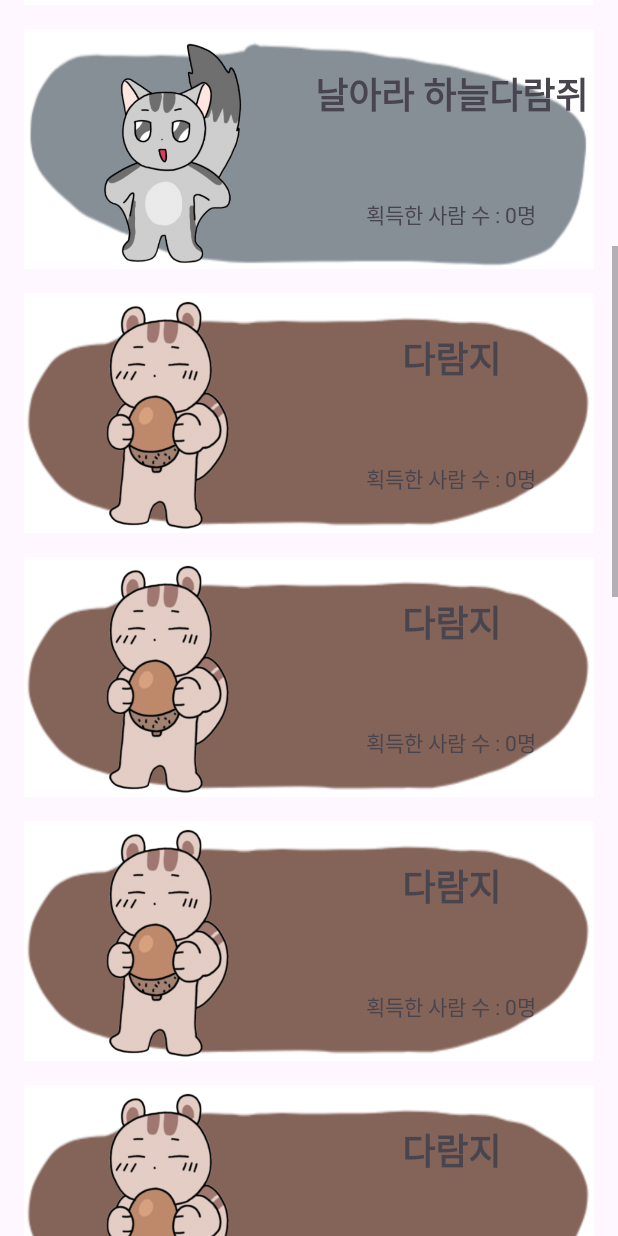
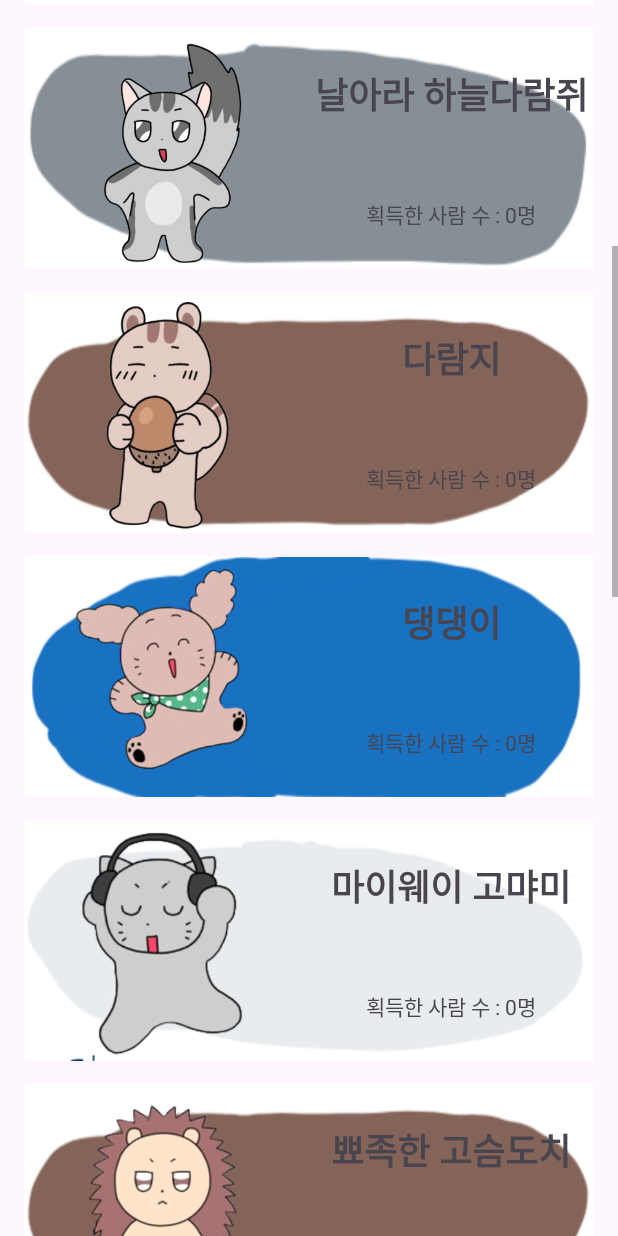
Before and after one commit to jinii9/7_androidStudio_project, an Android app: the ResultStatisticActivity screen opened directly, with no data from a screen before it, scrolled down 576 dp, on a phone screen of 412 x 824 dp. Run offline under Robolectric (Android 15) with nearby library versions, the phone set to English and light mode, and no system bars; 1 statement that could not run was skipped.

Commit message:
feat: result 페이지 xml 구현

```diff
--- a/app/src/main/res/layout/activity_result_statistic.xml
+++ b/app/src/main/res/layout/activity_result_statistic.xml
@@ -236,7 +236,93 @@
 
         </LinearLayout>
 
-        <!-- 6.  -->
+        <!-- 6. 댕댕이 -->
+        <LinearLayout
+            android:layout_width="match_parent"
+            android:layout_height="160dp"
+            android:layout_marginBottom="16dp"
+            android:orientation="horizontal"
+            android:background="@drawable/bg_blue">
+
+            <ImageView
+                android:id="@+id/imageView"
+                android:layout_width="160dp"
+                android:layout_height="160dp"
+                android:layout_weight="1"
+                android:src="@drawable/dangdang_profile" />
+
+            <LinearLayout
+                android:layout_width="160dp"
+                android:layout_height="160dp"
+                android:layout_weight="1"
+                android:orientation="vertical">
+
+                <TextView
+                    android:id="@+id/textView2"
+                    android:layout_width="match_parent"
+                    android:layout_height="wrap_content"
+                    android:layout_weight="1"
+                    android:gravity="center"
+                    android:text="댕댕이"
+                    android:textAlignment="center"
+                    android:textSize="24sp"
+                    android:textStyle="bold" />
+
+                <TextView
+                    android:id="@+id/textView8"
+                    android:layout_width="match_parent"
+                    android:layout_height="wrap_content"
+                    android:layout_weight="1"
+                    android:gravity="center"
+                    android:text="획득한 사람 수 : 0명" />
+            </LinearLayout>
+
+        </LinearLayout>
+
+        <!-- 7. 마이웨이 고먀미 -->
+        <LinearLayout
+            android:layout_width="match_parent"
+            android:layout_height="160dp"
+            android:layout_marginBottom="16dp"
+            android:orientation="horizontal"
+            android:background="@drawable/bg_gray">
+
+            <ImageView
+                android:id="@+id/imageView"
+                android:layout_width="160dp"
+                android:layout_height="160dp"
+                android:layout_weight="1"
+                android:src="@drawable/myway_cat_profile" />
+
+            <LinearLayout
+                android:layout_width="160dp"
+                android:layout_height="160dp"
+                android:layout_weight="1"
+                android:orientation="vertical">
+
+                <TextView
+                    android:id="@+id/textView2"
+                    android:layout_width="match_parent"
+                    android:layout_height="wrap_content"
+                    android:layout_weight="1"
+                    android:gravity="center"
+                    android:text="마이웨이 고먀미"
+                    android:textAlignment="center"
+                    android:textSize="24sp"
+                    android:textStyle="bold" />
+
+                <TextView
+                    android:id="@+id/textView9"
+                    android:layout_width="match_parent"
+                    android:layout_height="wrap_content"
+                    android:layout_weight="1"
+                    android:gravity="center"
+                    android:text="획득한 사람 수 : 0명" />
+            </LinearLayout>
+
+        </LinearLayout>
+
+        <!-- 8 번째 동물 카드 -->
         <LinearLayout
             android:layout_width="match_parent"
             android:layout_height="160dp"
@@ -249,7 +335,136 @@
                 android:layout_width="160dp"
                 android:layout_height="160dp"
                 android:layout_weight="1"
-                android:src="@drawable/daramg_profile" />
+                android:src="@drawable/sharp_go_profile" />
+
+            <LinearLayout
+                android:layout_width="160dp"
+                android:layout_height="160dp"
+                android:layout_weight="1"
+                android:orientation="vertical">
+
+                <TextView
+                    android:id="@+id/textView2"
+                    android:layout_width="match_parent"
+                    android:layout_height="wrap_content"
+                    android:layout_weight="1"
+                    android:gravity="center"
+                    android:text="뾰족한 고슴도치"
+                    android:textAlignment="center"
+                    android:textSize="24sp"
+                    android:textStyle="bold" />
+
+                <TextView
+                    android:id="@+id/textView10"
+                    android:layout_width="match_parent"
+                    android:layout_height="wrap_content"
+                    android:layout_weight="1"
+                    android:gravity="center"
+                    android:text="획득한 사람 수 : 0명" />
+            </LinearLayout>
+
+        </LinearLayout>
+
+        <!-- 9. 소심한 고영이 -->
+        <LinearLayout
+            android:layout_width="match_parent"
+            android:layout_height="160dp"
+            android:layout_marginBottom="16dp"
+            android:orientation="horizontal"
+            android:background="@drawable/bg_dark_gray">
+
+            <ImageView
+                android:id="@+id/imageView"
+                android:layout_width="160dp"
+                android:layout_height="160dp"
+                android:layout_weight="1"
+                android:src="@drawable/sosim_go_profile" />
+
+            <LinearLayout
+                android:layout_width="160dp"
+                android:layout_height="160dp"
+                android:layout_weight="1"
+                android:orientation="vertical">
+
+                <TextView
+                    android:id="@+id/textView2"
+                    android:layout_width="match_parent"
+                    android:layout_height="wrap_content"
+                    android:layout_weight="1"
+                    android:gravity="center"
+                    android:text="소심한 고영이"
+                    android:textAlignment="center"
+                    android:textSize="24sp"
+                    android:textStyle="bold" />
+
+                <TextView
+                    android:id="@+id/textView11"
+                    android:layout_width="match_parent"
+                    android:layout_height="wrap_content"
+                    android:layout_weight="1"
+                    android:gravity="center"
+                    android:text="획득한 사람 수 : 0명" />
+            </LinearLayout>
+
+        </LinearLayout>
+
+        <!-- 10. 스껄한 영우 -->
+        <LinearLayout
+            android:layout_width="match_parent"
+            android:layout_height="160dp"
+            android:layout_marginBottom="16dp"
+            android:orientation="horizontal"
+            android:background="@drawable/bg_fox">
+
+            <ImageView
+                android:id="@+id/imageView"
+                android:layout_width="160dp"
+                android:layout_height="160dp"
+                android:layout_weight="1"
+                android:src="@drawable/skur_fox_profile" />
+
+            <LinearLayout
+                android:layout_width="160dp"
+                android:layout_height="160dp"
+                android:layout_weight="1"
+                android:orientation="vertical">
+
+                <TextView
+                    android:id="@+id/textView2"
+                    android:layout_width="match_parent"
+                    android:layout_height="wrap_content"
+                    android:layout_weight="1"
+                    android:gravity="center"
+                    android:text="스껄한 여우"
+                    android:textAlignment="center"
+                    android:textSize="24sp"
+                    android:textStyle="bold" />
+
+                <TextView
+                    android:id="@+id/textView12"
+                    android:layout_width="match_parent"
+                    android:layout_height="wrap_content"
+                    android:layout_weight="1"
+                    android:gravity="center"
+                    android:text="획득한 사람 수 : 0명" />
+            </LinearLayout>
+
+        </LinearLayout>
+
+        <!-- 11. 시고르자브종 -->
+        <LinearLayout
+            android:layout_width="match_parent"
+            android:layout_height="160dp"
+            android:layout_marginBottom="16dp"
+            android:orientation="horizontal"
+            android:background="@drawable/bg_gray">
+
+            <ImageView
+                android:id="@+id/imageView"
+                android:layout_width="160dp"
+                android:layout_height="160dp"
+                android:layout_weight="1"
+                android:src="@drawable/sigor_profile" />
 
             <LinearLayout
                 android:layout_width="160dp"
@@ -279,20 +494,20 @@
 
         </LinearLayout>
 
-        <!-- 7 번째 동물 카드 -->
+        <!-- 12. 시크한 여우 -->
         <LinearLayout
             android:layout_width="match_parent"
             android:layout_height="160dp"
             android:layout_marginBottom="16dp"
             android:orientation="horizontal"
-            android:background="@drawable/bg_brown">
+            android:background="@drawable/bg_dark_gray">
 
             <ImageView
                 android:id="@+id/imageView"
                 android:layout_width="160dp"
                 android:layout_height="160dp"
                 android:layout_weight="1"
-                android:src="@drawable/daramg_profile" />
+                android:src="@drawable/sik_cat_profile" />
 
             <LinearLayout
                 android:layout_width="160dp"
@@ -306,7 +521,50 @@
                     android:layout_height="wrap_content"
                     android:layout_weight="1"
                     android:gravity="center"
-                    android:text="다람지"
+                    android:text="시크한 여우"
+                    android:textAlignment="center"
+                    android:textSize="24sp"
+                    android:textStyle="bold" />
+
+                <TextView
+                    android:id="@+id/textView13"
+                    android:layout_width="match_parent"
+                    android:layout_height="wrap_content"
+                    android:layout_weight="1"
+                    android:gravity="center"
+                    android:text="획득한 사람 수 : 0명" />
+            </LinearLayout>
+
+        </LinearLayout>
+
+        <!-- 13. 인싸 너구리 -->
+        <LinearLayout
+            android:layout_width="match_parent"
+            android:layout_height="160dp"
+            android:layout_marginBottom="16dp"
+            android:orientation="horizontal"
+            android:background="@drawable/bg_brown">
+
+            <ImageView
+                android:id="@+id/imageView"
+                android:layout_width="160dp"
+                android:layout_height="160dp"
+                android:layout_weight="1"
+                android:src="@drawable/inssa_ngr_profile" />
+
+            <LinearLayout
+                android:layout_width="160dp"
+                android:layout_height="160dp"
+                android:layout_weight="1"
+                android:orientation="vertical">
+
+                <TextView
+                    android:id="@+id/textView14"
+                    android:layout_width="match_parent"
+                    android:layout_height="wrap_content"
+                    android:layout_weight="1"
+                    android:gravity="center"
+                    android:text="인싸 너구리"
                     android:textAlignment="center"
                     android:textSize="24sp"
                     android:textStyle="bold" />
@@ -322,20 +580,20 @@
 
         </LinearLayout>
 
-        <!-- 8 번째 동물 카드 -->
+        <!-- 14. 킹왕짱 호랑이 -->
         <LinearLayout
             android:layout_width="match_parent"
             android:layout_height="160dp"
             android:layout_marginBottom="16dp"
             android:orientation="horizontal"
-            android:background="@drawable/bg_brown">
+            android:background="@drawable/bg_fox">
 
             <ImageView
                 android:id="@+id/imageView"
                 android:layout_width="160dp"
                 android:layout_height="160dp"
                 android:layout_weight="1"
-                android:src="@drawable/daramg_profile" />
+                android:src="@drawable/king_tiger_profile" />
 
             <LinearLayout
                 android:layout_width="160dp"
@@ -349,13 +607,13 @@
                     android:layout_height="wrap_content"
                     android:layout_weight="1"
                     android:gravity="center"
-                    android:text="다람지"
+                    android:text="킹왕짱 호랑이"
                     android:textAlignment="center"
                     android:textSize="24sp"
                     android:textStyle="bold" />
 
                 <TextView
-                    android:id="@+id/textView7"
+                    android:id="@+id/textView15"
                     android:layout_width="match_parent"
                     android:layout_height="wrap_content"
                     android:layout_weight="1"
@@ -365,20 +623,20 @@
 
         </LinearLayout>
 
-        <!-- 9 번째 동물 카드 -->
+        <!-- 15. 행복한 쿼카 -->
         <LinearLayout
             android:layout_width="match_parent"
             android:layout_height="160dp"
             android:layout_marginBottom="16dp"
             android:orientation="horizontal"
-            android:background="@drawable/bg_brown">
+            android:background="@drawable/bg_gom">
 
             <ImageView
                 android:id="@+id/imageView"
                 android:layout_width="160dp"
                 android:layout_height="160dp"
                 android:layout_weight="1"
-                android:src="@drawable/daramg_profile" />
+                android:src="@drawable/happy_kk_profile" />
 
             <LinearLayout
                 android:layout_width="160dp"
@@ -392,13 +650,13 @@
                     android:layout_height="wrap_content"
                     android:layout_weight="1"
                     android:gravity="center"
-                    android:text="다람지"
+                    android:text="행복한 쿼카"
                     android:textAlignment="center"
                     android:textSize="24sp"
                     android:textStyle="bold" />
 
                 <TextView
-                    android:id="@+id/textView7"
+                    android:id="@+id/textView16"
                     android:layout_width="match_parent"
                     android:layout_height="wrap_content"
                     android:layout_weight="1"
@@ -408,7 +666,7 @@
 
         </LinearLayout>
 
-        <!-- 10 번째 동물 카드 -->
+        <!-- 16. 행복한 햄햄 -->
         <LinearLayout
             android:layout_width="match_parent"
             android:layout_height="160dp"
@@ -421,7 +679,7 @@
                 android:layout_width="160dp"
                 android:layout_height="160dp"
                 android:layout_weight="1"
-                android:src="@drawable/daramg_profile" />
+                android:src="@drawable/happy_hh_profile" />
 
             <LinearLayout
                 android:layout_width="160dp"
@@ -435,271 +693,13 @@
                     android:layout_height="wrap_content"
                     android:layout_weight="1"
                     android:gravity="center"
-                    android:text="다람지"
+                    android:text="행복한 햄햄"
                     android:textAlignment="center"
                     android:textSize="24sp"
                     android:textStyle="bold" />
 
                 <TextView
-                    android:id="@+id/textView7"
-                    android:layout_width="match_parent"
-                    android:layout_height="wrap_content"
-                    android:layout_weight="1"
-                    android:gravity="center"
-                    android:text="획득한 사람 수 : 0명" />
-            </LinearLayout>
-
-        </LinearLayout>
-
-        <!-- 11 번째 동물 카드 -->
-        <LinearLayout
-            android:layout_width="match_parent"
-            android:layout_height="160dp"
-            android:layout_marginBottom="16dp"
-            android:orientation="horizontal"
-            android:background="@drawable/bg_brown">
-
-            <ImageView
-                android:id="@+id/imageView"
-                android:layout_width="160dp"
-                android:layout_height="160dp"
-                android:layout_weight="1"
-                android:src="@drawable/daramg_profile" />
-
-            <LinearLayout
-                android:layout_width="160dp"
-                android:layout_height="160dp"
-                android:layout_weight="1"
-                android:orientation="vertical">
-
-                <TextView
-                    android:id="@+id/textView2"
-                    android:layout_width="match_parent"
-                    android:layout_height="wrap_content"
-                    android:layout_weight="1"
-                    android:gravity="center"
-                    android:text="다람지"
-                    android:textAlignment="center"
-                    android:textSize="24sp"
-                    android:textStyle="bold" />
-
-                <TextView
-                    android:id="@+id/textView7"
-                    android:layout_width="match_parent"
-                    android:layout_height="wrap_content"
-                    android:layout_weight="1"
-                    android:gravity="center"
-                    android:text="획득한 사람 수 : 0명" />
-            </LinearLayout>
-
-        </LinearLayout>
-
-        <!-- 12 번째 동물 카드 -->
-        <LinearLayout
-            android:layout_width="match_parent"
-            android:layout_height="160dp"
-            android:layout_marginBottom="16dp"
-            android:orientation="horizontal"
-            android:background="@drawable/bg_brown">
-
-            <ImageView
-                android:id="@+id/imageView"
-                android:layout_width="160dp"
-                android:layout_height="160dp"
-                android:layout_weight="1"
-                android:src="@drawable/daramg_profile" />
-
-            <LinearLayout
-                android:layout_width="160dp"
-                android:layout_height="160dp"
-                android:layout_weight="1"
-                android:orientation="vertical">
-
-                <TextView
-                    android:id="@+id/textView2"
-                    android:layout_width="match_parent"
-                    android:layout_height="wrap_content"
-                    android:layout_weight="1"
-                    android:gravity="center"
-                    android:text="다람지"
-                    android:textAlignment="center"
-                    android:textSize="24sp"
-                    android:textStyle="bold" />
-
-                <TextView
-                    android:id="@+id/textView7"
-                    android:layout_width="match_parent"
-                    android:layout_height="wrap_content"
-                    android:layout_weight="1"
-                    android:gravity="center"
-                    android:text="획득한 사람 수 : 0명" />
-            </LinearLayout>
-
-        </LinearLayout>
-
-        <!-- 13 번째 동물 카드 -->
-        <LinearLayout
-            android:layout_width="match_parent"
-            android:layout_height="160dp"
-            android:layout_marginBottom="16dp"
-            android:orientation="horizontal"
-            android:background="@drawable/bg_brown">
-
-            <ImageView
-                android:id="@+id/imageView"
-                android:layout_width="160dp"
-                android:layout_height="160dp"
-                android:layout_weight="1"
-                android:src="@drawable/daramg_profile" />
-
-            <LinearLayout
-                android:layout_width="160dp"
-                android:layout_height="160dp"
-                android:layout_weight="1"
-                android:orientation="vertical">
-
-                <TextView
-                    android:id="@+id/textView2"
-                    android:layout_width="match_parent"
-                    android:layout_height="wrap_content"
-                    android:layout_weight="1"
-                    android:gravity="center"
-                    android:text="다람지"
-                    android:textAlignment="center"
-                    android:textSize="24sp"
-                    android:textStyle="bold" />
-
-                <TextView
-                    android:id="@+id/textView7"
-                    android:layout_width="match_parent"
-                    android:layout_height="wrap_content"
-                    android:layout_weight="1"
-                    android:gravity="center"
-                    android:text="획득한 사람 수 : 0명" />
-            </LinearLayout>
-
-        </LinearLayout>
-
-        <!-- 14 번째 동물 카드 -->
-        <LinearLayout
-            android:layout_width="match_parent"
-            android:layout_height="160dp"
-            android:layout_marginBottom="16dp"
-            android:orientation="horizontal"
-            android:background="@drawable/bg_brown">
-
-            <ImageView
-                android:id="@+id/imageView"
-                android:layout_width="160dp"
-                android:layout_height="160dp"
-                android:layout_weight="1"
-                android:src="@drawable/daramg_profile" />
-
-            <LinearLayout
-                android:layout_width="160dp"
-                android:layout_height="160dp"
-                android:layout_weight="1"
-                android:orientation="vertical">
-
-                <TextView
-                    android:id="@+id/textView2"
-                    android:layout_width="match_parent"
-                    android:layout_height="wrap_content"
-                    android:layout_weight="1"
-                    android:gravity="center"
-                    android:text="다람지"
-                    android:textAlignment="center"
-                    android:textSize="24sp"
-                    android:textStyle="bold" />
-
-                <TextView
-                    android:id="@+id/textView7"
-                    android:layout_width="match_parent"
-                    android:layout_height="wrap_content"
-                    android:layout_weight="1"
-                    android:gravity="center"
-                    android:text="획득한 사람 수 : 0명" />
-            </LinearLayout>
-
-        </LinearLayout>
-
-        <!-- 15 번째 동물 카드 -->
-        <LinearLayout
-            android:layout_width="match_parent"
-            android:layout_height="160dp"
-            android:layout_marginBottom="16dp"
-            android:orientation="horizontal"
-            android:background="@drawable/bg_brown">
-
-            <ImageView
-                android:id="@+id/imageView"
-                android:layout_width="160dp"
-                android:layout_height="160dp"
-                android:layout_weight="1"
-                android:src="@drawable/daramg_profile" />
-
-            <LinearLayout
-                android:layout_width="160dp"
-                android:layout_height="160dp"
-                android:layout_weight="1"
-                android:orientation="vertical">
-
-                <TextView
-                    android:id="@+id/textView2"
-                    android:layout_width="match_parent"
-                    android:layout_height="wrap_content"
-                    android:layout_weight="1"
-                    android:gravity="center"
-                    android:text="다람지"
-                    android:textAlignment="center"
-                    android:textSize="24sp"
-                    android:textStyle="bold" />
-
-                <TextView
-                    android:id="@+id/textView7"
-                    android:layout_width="match_parent"
-                    android:layout_height="wrap_content"
-                    android:layout_weight="1"
-                    android:gravity="center"
-                    android:text="획득한 사람 수 : 0명" />
-            </LinearLayout>
-
-        </LinearLayout>
-
-        <!-- 16 번째 동물 카드 -->
-        <LinearLayout
-            android:layout_width="match_parent"
-            android:layout_height="160dp"
-            android:layout_marginBottom="16dp"
-            android:orientation="horizontal"
-            android:background="@drawable/bg_brown">
-
-            <ImageView
-                android:id="@+id/imageView"
-                android:layout_width="160dp"
-                android:layout_height="160dp"
-                android:layout_weight="1"
-                android:src="@drawable/daramg_profile" />
-
-            <LinearLayout
-                android:layout_width="160dp"
-                android:layout_height="160dp"
-                android:layout_weight="1"
-                android:orientation="vertical">
-
-                <TextView
-                    android:id="@+id/textView2"
-                    android:layout_width="match_parent"
-                    android:layout_height="wrap_content"
-                    android:layout_weight="1"
-                    android:gravity="center"
-                    android:text="다람지"
-                    android:textAlignment="center"
-                    android:textSize="24sp"
-                    android:textStyle="bold" />
-
-                <TextView
-                    android:id="@+id/textView7"
+                    android:id="@+id/textView16"
                     android:layout_width="match_parent"
                     android:layout_height="wrap_content"
                     android:layout_weight="1"
```
Also changed, not shown: app/src/main/res/drawable/bg_blue.png (added), app/src/main/res/drawable/bg_fox.png (added), app/src/main/res/drawable/dangdang_profile.png (added), app/src/main/res/drawable/happy_hh_profile.png (added), app/src/main/res/drawable/happy_kk_profile.png (added), app/src/main/res/drawable/inssa_ngr_profile.png (added), app/src/main/res/drawable/king_tiger_profile.png (added), app/src/main/res/drawable/myway_cat_profile.png (added), app/src/main/res/drawable/sharp_go_profile.png (added), app/src/main/res/drawable/sigor_profile.png (added), app/src/main/res/drawable/sik_cat_profile.png (added), app/src/main/res/drawable/skur_fox_profile.png (added), app/src/main/res/drawable/sosim_go_profile.png (added).
